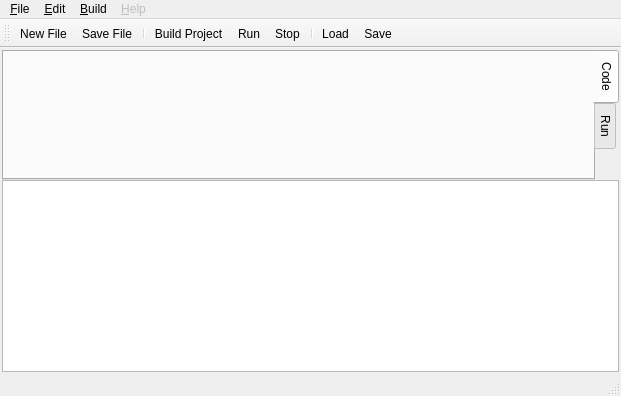
First picture: the form in src/simdsp.ui, repository lmcapacho/SimDSP, before the edit.
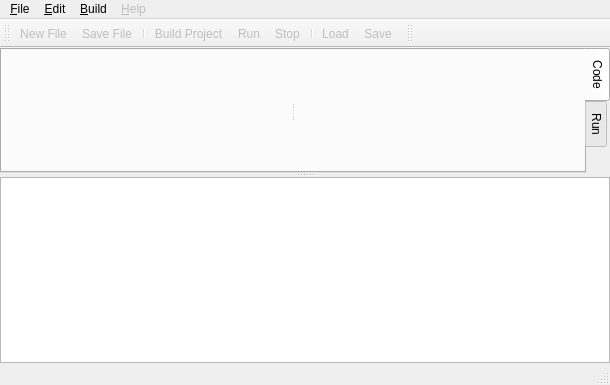
Second picture: the form after the edit. Icons and pictures are not drawn. Custom widgets are drawn as their Qt base class.

```diff
--- a/src/simdsp.ui
+++ b/src/simdsp.ui
@@ -6,8 +6,8 @@
    <rect>
     <x>0</x>
     <y>0</y>
-    <width>621</width>
-    <height>396</height>
+    <width>610</width>
+    <height>385</height>
    </rect>
   </property>
   <property name="windowTitle">
@@ -38,30 +38,32 @@
      <number>0</number>
     </property>
     <item row="0" column="0">
-     <layout class="QVBoxLayout" name="mainLayout" stretch="4,0">
-      <property name="spacing">
-       <number>0</number>
+     <widget class="QSplitter" name="mainSplitter">
+      <property name="sizePolicy">
+       <sizepolicy hsizetype="Preferred" vsizetype="Expanding">
+        <horstretch>0</horstretch>
+        <verstretch>0</verstretch>
+       </sizepolicy>
       </property>
-      <property name="sizeConstraint">
-       <enum>QLayout::SetDefaultConstraint</enum>
+      <property name="minimumSize">
+       <size>
+        <width>0</width>
+        <height>0</height>
+       </size>
       </property>
-      <property name="leftMargin">
-       <number>2</number>
+      <property name="orientation">
+       <enum>Qt::Vertical</enum>
       </property>
-      <property name="topMargin">
-       <number>2</number>
-      </property>
-      <property name="rightMargin">
-       <number>2</number>
-      </property>
-      <property name="bottomMargin">
-       <number>2</number>
-      </property>
-      <item>
        <widget class="QTabWidget" name="tabWidget">
         <property name="enabled">
          <bool>true</bool>
         </property>
+       <property name="maximumSize">
+        <size>
+         <width>16777215</width>
+         <height>16777215</height>
+        </size>
+       </property>
         <property name="layoutDirection">
          <enum>Qt::LeftToRight</enum>
         </property>
@@ -88,7 +90,7 @@
           <bool>true</bool>
          </property>
          <property name="sizePolicy">
-          <sizepolicy hsizetype="Preferred" vsizetype="Preferred">
+         <sizepolicy hsizetype="Expanding" vsizetype="Expanding">
            <horstretch>0</horstretch>
            <verstretch>0</verstretch>
           </sizepolicy>
@@ -99,7 +101,7 @@
          <attribute name="title">
           <string>Code</string>
          </attribute>
-         <layout class="QHBoxLayout" name="codeLayout" stretch="0,5">
+        <layout class="QHBoxLayout" name="codeLayout" stretch="0">
           <property name="spacing">
            <number>0</number>
           </property>
@@ -116,10 +118,13 @@
            <number>0</number>
           </property>
           <item>
+          <widget class="QSplitter" name="codeSplitter">
+           <property name="orientation">
+            <enum>Qt::Horizontal</enum>
+           </property>
            <widget class="SDProjectexplorer" name="widgetProject" native="true"/>
-          </item>
-          <item>
            <widget class="SDEditortab" name="widgetEditor" native="true"/>
+          </widget>
           </item>
          </layout>
         </widget>
@@ -149,8 +154,6 @@
          </layout>
         </widget>
        </widget>
-      </item>
-      <item>
        <widget class="QTextEdit" name="appOutput">
         <property name="sizePolicy">
          <sizepolicy hsizetype="Expanding" vsizetype="Expanding">
@@ -158,12 +161,27 @@
           <verstretch>0</verstretch>
          </sizepolicy>
         </property>
+       <property name="minimumSize">
+        <size>
+         <width>0</width>
+         <height>0</height>
+        </size>
+       </property>
+       <property name="maximumSize">
+        <size>
+         <width>16777215</width>
+         <height>16777215</height>
+        </size>
+       </property>
         <property name="autoFillBackground">
          <bool>false</bool>
         </property>
         <property name="styleSheet">
          <string notr="true"/>
         </property>
+       <property name="sizeAdjustPolicy">
+        <enum>QAbstractScrollArea::AdjustIgnored</enum>
+       </property>
         <property name="readOnly">
          <bool>true</bool>
         </property>
@@ -171,8 +189,7 @@
          <string/>
         </property>
        </widget>
-      </item>
-     </layout>
+     </widget>
     </item>
    </layout>
   </widget>
@@ -181,7 +198,7 @@
     <rect>
      <x>0</x>
      <y>0</y>
-     <width>621</width>
+     <width>610</width>
      <height>22</height>
     </rect>
    </property>
@@ -255,6 +272,17 @@
    <addaction name="actionSave"/>
   </widget>
   <widget class="QStatusBar" name="statusBar"/>
+  <widget class="QToolBar" name="toolBar">
+   <property name="windowTitle">
+    <string>toolBar</string>
+   </property>
+   <attribute name="toolBarArea">
+    <enum>TopToolBarArea</enum>
+   </attribute>
+   <attribute name="toolBarBreak">
+    <bool>false</bool>
+   </attribute>
+  </widget>
   <action name="actionQuit">
    <property name="text">
     <string>E&amp;xit</string>
@@ -267,6 +295,9 @@
    </property>
   </action>
   <action name="actionLoad">
+   <property name="enabled">
+    <bool>false</bool>
+   </property>
    <property name="icon">
     <iconset resource="../simdspresources.qrc">
      <normaloff>:/resources/images/icons/load_mat.png</normaloff>:/resources/images/icons/load_mat.png</iconset>
@@ -279,6 +310,9 @@
    </property>
   </action>
   <action name="actionNewFile">
+   <property name="enabled">
+    <bool>false</bool>
+   </property>
    <property name="icon">
     <iconset resource="../simdspresources.qrc">
      <normaloff>:/resources/images/icons/new_file.png</normaloff>:/resources/images/icons/new_file.png</iconset>
@@ -288,6 +322,9 @@
    </property>
   </action>
   <action name="actionRun">
+   <property name="enabled">
+    <bool>false</bool>
+   </property>
    <property name="icon">
     <iconset resource="../simdspresources.qrc">
      <normaloff>:/resources/images/icons/play.png</normaloff>:/resources/images/icons/play.png</iconset>
@@ -300,6 +337,9 @@
    </property>
   </action>
   <action name="actionStop">
+   <property name="enabled">
+    <bool>false</bool>
+   </property>
    <property name="icon">
     <iconset resource="../simdspresources.qrc">
      <normaloff>:/resources/images/icons/stop.png</normaloff>:/resources/images/icons/stop.png</iconset>
@@ -309,6 +349,9 @@
    </property>
   </action>
   <action name="actionBuildProject">
+   <property name="enabled">
+    <bool>false</bool>
+   </property>
    <property name="icon">
     <iconset resource="../simdspresources.qrc">
      <normaloff>:/resources/images/icons/builder.png</normaloff>:/resources/images/icons/builder.png</iconset>
@@ -331,6 +374,9 @@
    </property>
   </action>
   <action name="actionSaveFile">
+   <property name="enabled">
+    <bool>false</bool>
+   </property>
    <property name="icon">
     <iconset resource="../simdspresources.qrc">
      <normaloff>:/resources/images/icons/save.png</normaloff>:/resources/images/icons/save.png</iconset>
@@ -348,6 +394,9 @@
    </property>
   </action>
   <action name="actionSave">
+   <property name="enabled">
+    <bool>false</bool>
+   </property>
    <property name="icon">
     <iconset resource="../simdspresources.qrc">
      <normaloff>:/resources/images/icons/save_mat.png</normaloff>:/resources/images/icons/save_mat.png</iconset>
```
Left out of the diff: 75 changed lines with no effect on the pictures. Lines whose indentation alone changed are shown as unchanged.
